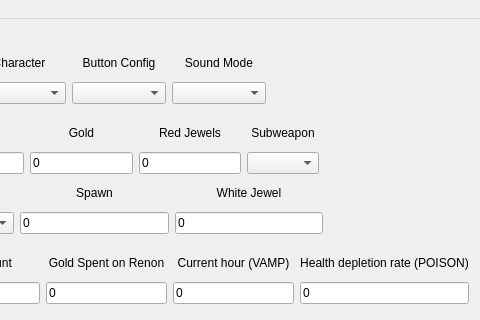
First picture: the form in ui/mainwindow.ui, repository MoisesAPC/PPP, before the edit; both pictures show x 228 to 708 and y 0 to 320 of the 708 by 756 pixel window.
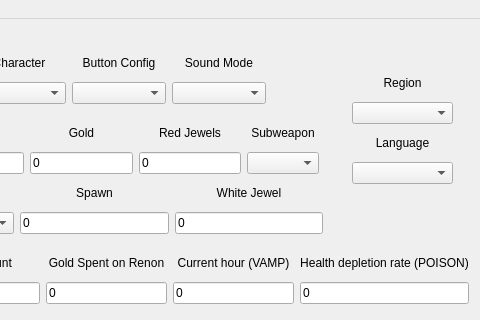
Second picture: the form after the edit. Icons and pictures are not drawn.

Commit message: Start region handling

```diff
--- a/ui/mainwindow.ui
+++ b/ui/mainwindow.ui
@@ -1832,6 +1832,56 @@
        </item>
       </layout>
      </widget>
+     <widget class="QWidget" name="gridLayoutWidget_14">
+      <property name="geometry">
+       <rect>
+        <x>570</x>
+        <y>40</y>
+        <width>101</width>
+        <height>115</height>
+       </rect>
+      </property>
+      <layout class="QGridLayout" name="glLocale">
+       <item row="2" column="0">
+        <widget class="QLabel" name="labelLanguage">
+         <property name="layoutDirection">
+          <enum>Qt::LayoutDirection::LeftToRight</enum>
+         </property>
+         <property name="text">
+          <string>Language</string>
+         </property>
+         <property name="textFormat">
+          <enum>Qt::TextFormat::AutoText</enum>
+         </property>
+         <property name="alignment">
+          <set>Qt::AlignmentFlag::AlignCenter</set>
+         </property>
+        </widget>
+       </item>
+       <item row="0" column="0">
+        <widget class="QLabel" name="labelRegion">
+         <property name="layoutDirection">
+          <enum>Qt::LayoutDirection::LeftToRight</enum>
+         </property>
+         <property name="text">
+          <string>Region</string>
+         </property>
+         <property name="textFormat">
+          <enum>Qt::TextFormat::AutoText</enum>
+         </property>
+         <property name="alignment">
+          <set>Qt::AlignmentFlag::AlignCenter</set>
+         </property>
+        </widget>
+       </item>
+       <item row="3" column="0">
+        <widget class="QComboBox" name="cbLanguage"/>
+       </item>
+       <item row="1" column="0">
+        <widget class="QComboBox" name="cbRegion"/>
+       </item>
+      </layout>
+     </widget>
     </widget>
    </widget>
    <widget class="Line" name="line">
```
The commit also changes 5 other files.
